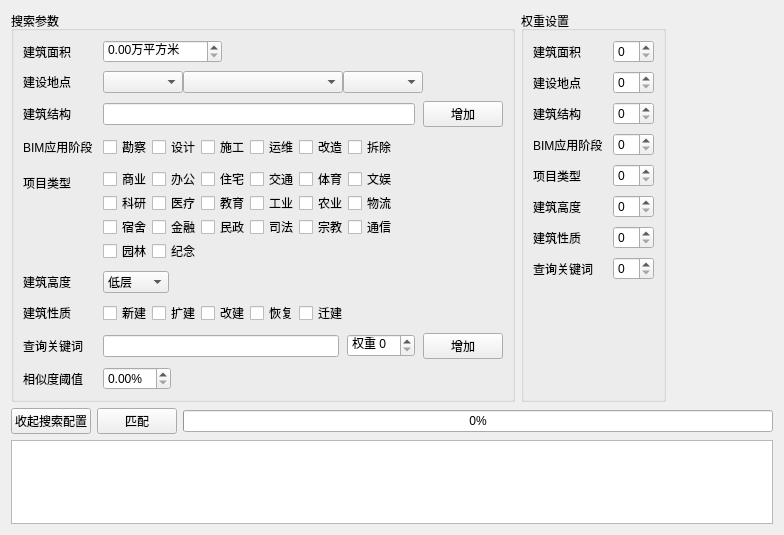
Qt form CaseSearch.ui (BigMouseFive/BIM) before a commit.
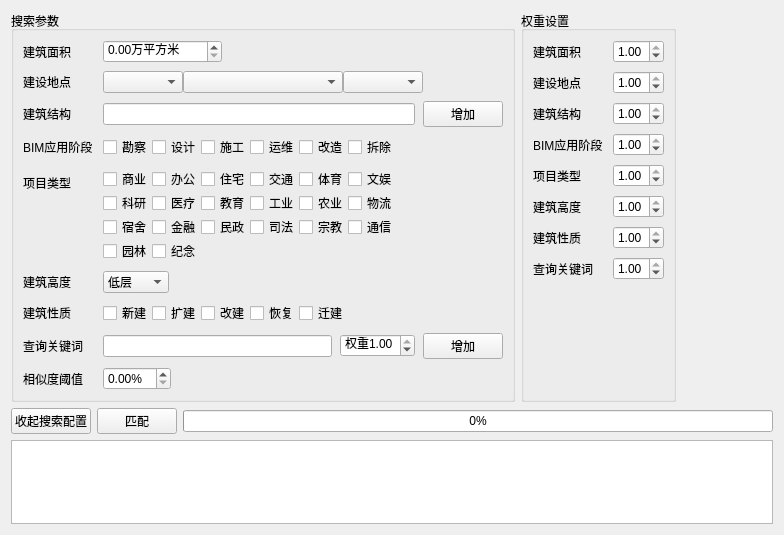
The same form after that commit. Icons and pictures are not drawn.

The edit to the form file:
```diff
--- a/CaseSearch.ui
+++ b/CaseSearch.ui
@@ -605,9 +605,18 @@
                  <widget class="QLineEdit" name="line_key"/>
                 </item>
                 <item>
-                 <widget class="QSpinBox" name="spin_weight_key">
+                 <widget class="QDoubleSpinBox" name="spin_weight_key">
                   <property name="prefix">
-                   <string>权重 </string>
+                   <string>权重</string>
+                  </property>
+                  <property name="maximum">
+                   <double>1.000000000000000</double>
+                  </property>
+                  <property name="singleStep">
+                   <double>0.010000000000000</double>
+                  </property>
+                  <property name="value">
+                   <double>1.000000000000000</double>
                   </property>
                  </widget>
                 </item>
@@ -652,9 +661,6 @@
               </property>
              </widget>
             </item>
-            <item row="0" column="1">
-             <widget class="QSpinBox" name="spin_weight_square"/>
-            </item>
             <item row="1" column="0">
              <widget class="QLabel" name="label_11">
               <property name="text">
@@ -662,9 +668,6 @@
               </property>
              </widget>
             </item>
-            <item row="1" column="1">
-             <widget class="QSpinBox" name="spin_weight_pos"/>
-            </item>
             <item row="2" column="0">
              <widget class="QLabel" name="label_12">
               <property name="text">
@@ -672,9 +675,6 @@
               </property>
              </widget>
             </item>
-            <item row="2" column="1">
-             <widget class="QSpinBox" name="spin_weight_struct"/>
-            </item>
             <item row="3" column="0">
              <widget class="QLabel" name="label_24">
               <property name="text">
@@ -682,9 +682,6 @@
               </property>
              </widget>
             </item>
-            <item row="3" column="1">
-             <widget class="QSpinBox" name="spin_weight_use"/>
-            </item>
             <item row="4" column="0">
              <widget class="QLabel" name="label_25">
               <property name="text">
@@ -692,9 +689,6 @@
               </property>
              </widget>
             </item>
-            <item row="4" column="1">
-             <widget class="QSpinBox" name="spin_weight_type"/>
-            </item>
             <item row="5" column="0">
              <widget class="QLabel" name="label_26">
               <property name="text">
@@ -702,9 +696,6 @@
               </property>
              </widget>
             </item>
-            <item row="5" column="1">
-             <widget class="QSpinBox" name="spin_weight_height"/>
-            </item>
             <item row="6" column="0">
              <widget class="QLabel" name="label_27">
               <property name="text">
@@ -712,9 +703,6 @@
               </property>
              </widget>
             </item>
-            <item row="6" column="1">
-             <widget class="QSpinBox" name="spin_weight_proprietary"/>
-            </item>
             <item row="7" column="0">
              <widget class="QLabel" name="label_28">
               <property name="text">
@@ -722,8 +710,109 @@
               </property>
              </widget>
             </item>
+            <item row="5" column="1">
+             <widget class="QDoubleSpinBox" name="spin_weight_height">
+              <property name="maximum">
+               <double>1.000000000000000</double>
+              </property>
+              <property name="singleStep">
+               <double>0.010000000000000</double>
+              </property>
+              <property name="value">
+               <double>1.000000000000000</double>
+              </property>
+             </widget>
+            </item>
+            <item row="0" column="1">
+             <widget class="QDoubleSpinBox" name="spin_weight_square">
+              <property name="maximum">
+               <double>1.000000000000000</double>
+              </property>
+              <property name="singleStep">
+               <double>0.010000000000000</double>
+              </property>
+              <property name="value">
+               <double>1.000000000000000</double>
+              </property>
+             </widget>
+            </item>
+            <item row="1" column="1">
+             <widget class="QDoubleSpinBox" name="spin_weight_pos">
+              <property name="maximum">
+               <double>1.000000000000000</double>
+              </property>
+              <property name="singleStep">
+               <double>0.010000000000000</double>
+              </property>
+              <property name="value">
+               <double>1.000000000000000</double>
+              </property>
+             </widget>
+            </item>
+            <item row="2" column="1">
+             <widget class="QDoubleSpinBox" name="spin_weight_struct">
+              <property name="maximum">
+               <double>1.000000000000000</double>
+              </property>
+              <property name="singleStep">
+               <double>0.010000000000000</double>
+              </property>
+              <property name="value">
+               <double>1.000000000000000</double>
+              </property>
+             </widget>
+            </item>
+            <item row="3" column="1">
+             <widget class="QDoubleSpinBox" name="spin_weight_use">
+              <property name="maximum">
+               <double>1.000000000000000</double>
+              </property>
+              <property name="singleStep">
+               <double>0.010000000000000</double>
+              </property>
+              <property name="value">
+               <double>1.000000000000000</double>
+              </property>
+             </widget>
+            </item>
+            <item row="4" column="1">
+             <widget class="QDoubleSpinBox" name="spin_weight_type">
+              <property name="maximum">
+               <double>1.000000000000000</double>
+              </property>
+              <property name="singleStep">
+               <double>0.010000000000000</double>
+              </property>
+              <property name="value">
+               <double>1.000000000000000</double>
+              </property>
+             </widget>
+            </item>
+            <item row="6" column="1">
+             <widget class="QDoubleSpinBox" name="spin_weight_proprietary">
+              <property name="maximum">
+               <double>1.000000000000000</double>
+              </property>
+              <property name="singleStep">
+               <double>0.010000000000000</double>
+              </property>
+              <property name="value">
+               <double>1.000000000000000</double>
+              </property>
+             </widget>
+            </item>
             <item row="7" column="1">
-             <widget class="QSpinBox" name="spin_weight_keyall"/>
+             <widget class="QDoubleSpinBox" name="spin_weight_keyall">
+              <property name="maximum">
+               <double>1.000000000000000</double>
+              </property>
+              <property name="singleStep">
+               <double>0.010000000000000</double>
+              </property>
+              <property name="value">
+               <double>1.000000000000000</double>
+              </property>
+             </widget>
             </item>
            </layout>
           </item>
```
Left out of the diff: 16 changed lines with no effect on the pictures.
